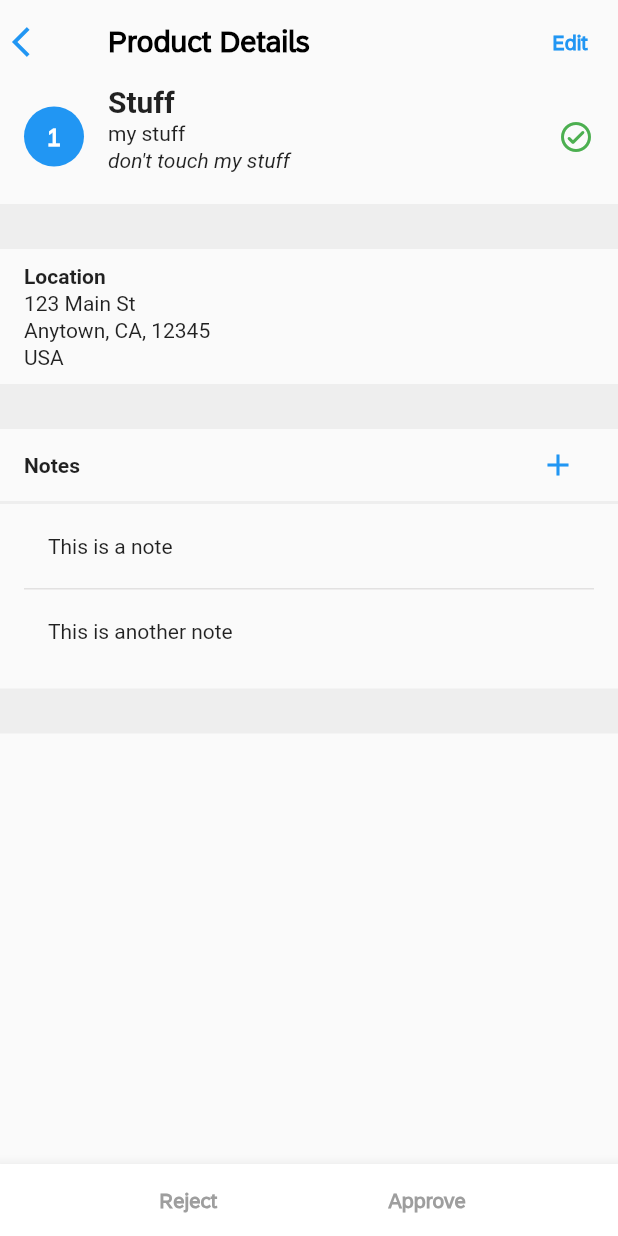
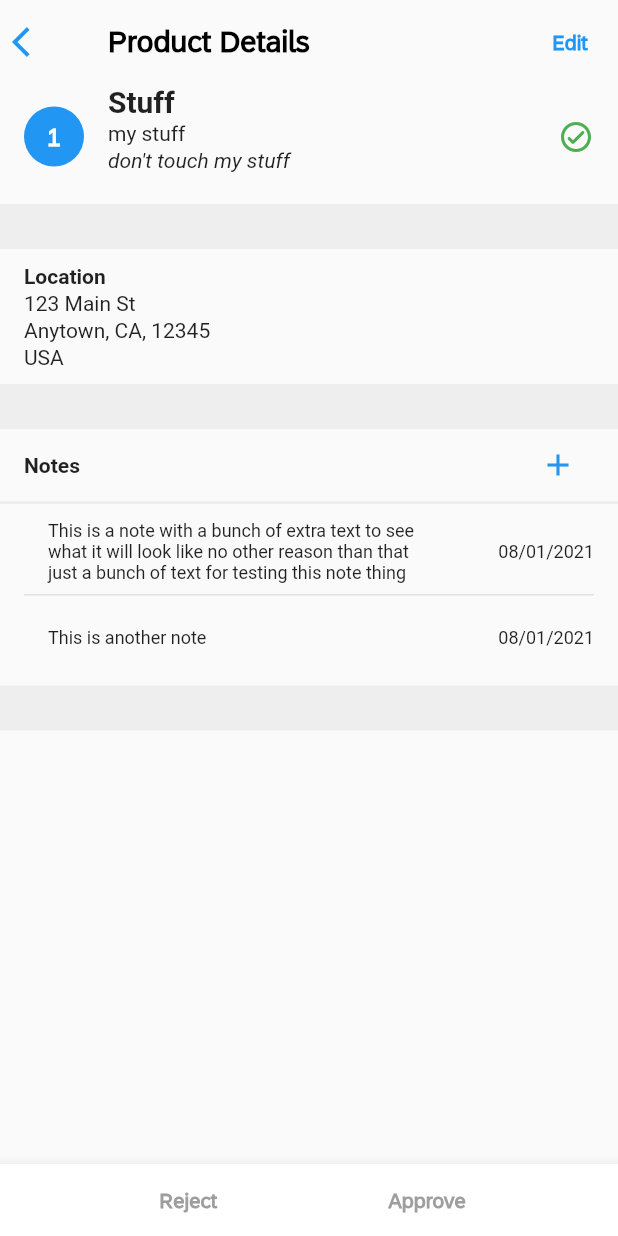
Before and after one commit to MindsetConsulting/com.mindset.ipv.fiori_flutter, a Flutter app: the screen it shows after launch, after a tap on the "arrow forward ios" icon, on a phone screen of 412 x 824 dp. Run offline on Flutter 3.47's test engine with Material 2 defaults, Android fonts, the phone set to English and light mode, and no system bars.

Commit message:
add notes functionality and dialog added

```diff
--- a/lib/main.dart
+++ b/lib/main.dart
@@ -1,4 +1,5 @@
 import 'package:flutter/material.dart';
+import 'package:intl/intl.dart';
 
 void main() {
   runApp(const MainApp());
@@ -39,8 +40,15 @@ class _ListReportPageState extends State<ListReportPage> {
       'country': 'USA',
       'quantity': 1,
       'notes': [
-        {'text': 'This is a note'},
-        {'text': 'This is another note'},
+        {
+          'text':
+              'This is a note with a bunch of extra text to see what it will look like no other reason than that just a bunch of text for testing this note thing',
+          'date': '08/01/2021',
+        },
+        {
+          'text': 'This is another note',
+          'date': '08/01/2021',
+        },
       ],
     },
     {
@@ -56,7 +64,10 @@ class _ListReportPageState extends State<ListReportPage> {
       'country': 'USA',
       'quantity': 5,
       'notes': [
-        {'text': 'This is a note'},
+        {
+          'text': 'This is a note',
+          'date': '08/01/2021',
+        },
       ],
     },
     {
@@ -72,7 +83,14 @@ class _ListReportPageState extends State<ListReportPage> {
       'country': 'USA',
       'quantity': 10,
       'notes': [
-        {'text': 'This is a note'},
+        {
+          'text': 'This is a note',
+          'date': '08/01/2021',
+        },
+        {
+          'text': 'This is another note',
+          'date': '08/01/2021',
+        },
       ],
     },
   ];
@@ -602,7 +620,8 @@ class _ObjectDetailPageState extends State<ObjectDetailPage> {
           ),
         ],
       ),
-      body: Container(
+      body: SingleChildScrollView(
+        child: Container(
           child: Column(
             crossAxisAlignment: CrossAxisAlignment.start,
             children: [
@@ -610,8 +629,8 @@ class _ObjectDetailPageState extends State<ObjectDetailPage> {
                 height: 70,
                 child: Center(
                   child: Padding(
-                  padding:
-                      const EdgeInsets.symmetric(vertical: 0, horizontal: 16.0),
+                    padding: const EdgeInsets.symmetric(
+                        vertical: 0, horizontal: 16.0),
                     child: Row(
                       crossAxisAlignment: CrossAxisAlignment.center,
                       children: [
@@ -727,7 +746,8 @@ class _ObjectDetailPageState extends State<ObjectDetailPage> {
                 height: 30,
               ),
               Padding(
-              padding: const EdgeInsets.symmetric(vertical: 0, horizontal: 16.0),
+                padding:
+                    const EdgeInsets.symmetric(vertical: 0, horizontal: 16.0),
                 child: Row(
                   mainAxisAlignment: MainAxisAlignment.spaceBetween,
                   children: [
@@ -739,7 +759,47 @@ class _ObjectDetailPageState extends State<ObjectDetailPage> {
                       ),
                     ),
                     IconButton(
-                    onPressed: () {},
+                      onPressed: () {
+                        showDialog(
+                          context: context,
+                          builder: (BuildContext context) {
+                            String noteText = '';
+                            return AlertDialog(
+                              title: const Text('Add Note'),
+                              content: TextField(
+                                maxLines: null,
+                                onChanged: (value) {
+                                  noteText = value;
+                                },
+                              ),
+                              actions: [
+                                TextButton(
+                                  onPressed: () {
+                                    Navigator.pop(context);
+                                  },
+                                  child: const Text('Cancel'),
+                                ),
+                                ElevatedButton(
+                                  onPressed: () {
+                                    final now = DateTime.now();
+                                    final date =
+                                        DateFormat('M/d/yyyy').format(now);
+                                    final newNote = {
+                                      'text': noteText,
+                                      'date': date,
+                                    };
+                                    setState(() {
+                                      widget.item['notes'].add(newNote);
+                                    });
+                                    Navigator.pop(context);
+                                  },
+                                  child: const Text('Add Note'),
+                                ),
+                              ],
+                            );
+                          },
+                        );
+                      },
                       icon: const Icon(Icons.add),
                       color: Colors.blue,
                     ),
@@ -753,20 +813,39 @@ class _ObjectDetailPageState extends State<ObjectDetailPage> {
               ),
               Padding(
                 padding:
-                  const EdgeInsets.symmetric(vertical: 0, horizontal: 16.0),
+                    const EdgeInsets.symmetric(vertical: 4, horizontal: 16.0),
                 child: ListView.builder(
                   shrinkWrap: true,
                   physics: const NeverScrollableScrollPhysics(),
                   itemCount: widget.item['notes'].length,
                   itemBuilder: (BuildContext context, int index) {
                     final note = widget.item['notes'][index];
+                    final date = DateFormat('MM/dd/yyyy')
+                        .format(DateFormat('MM/dd/yyyy').parse(note['date']));
                     return Column(
                       children: [
-                      ListTile(
+                        Row(
+                          children: [
+                            Expanded(
+                              flex: 3,
+                              child: ListTile(
                                 title: Text(
                                   note['text'],
-                          style: const TextStyle(fontSize: 14),
+                                  style: const TextStyle(fontSize: 12),
                                 ),
+                              ),
+                            ),
+                            Expanded(
+                              flex: 1,
+                              child: Text(
+                                date,
+                                style: const TextStyle(
+                                  fontSize: 12,
+                                ),
+                                textAlign: TextAlign.right,
+                              ),
+                            ),
+                          ],
                         ),
                         if (index != widget.item['notes'].length - 1)
                           const Divider(
@@ -779,13 +858,13 @@ class _ObjectDetailPageState extends State<ObjectDetailPage> {
                   },
                 ),
               ),
-            const SizedBox(height: 10),
               Container(
                 width: double.infinity,
                 color: Colors.grey[200],
                 height: 30,
               ),
             ],
+          ),
         ),
       ),
       bottomNavigationBar: BottomAppBar(
--- a/pubspec.yaml
+++ b/pubspec.yaml
@@ -7,6 +7,7 @@ environment:
   sdk: '>=3.0.6 <4.0.0'
 
 dependencies:
+  intl: ^0.17.0
   flutter:
     sdk: flutter
 
```
Also changed, not shown: pubspec.lock. Lines whose indentation alone changed are shown as unchanged.
